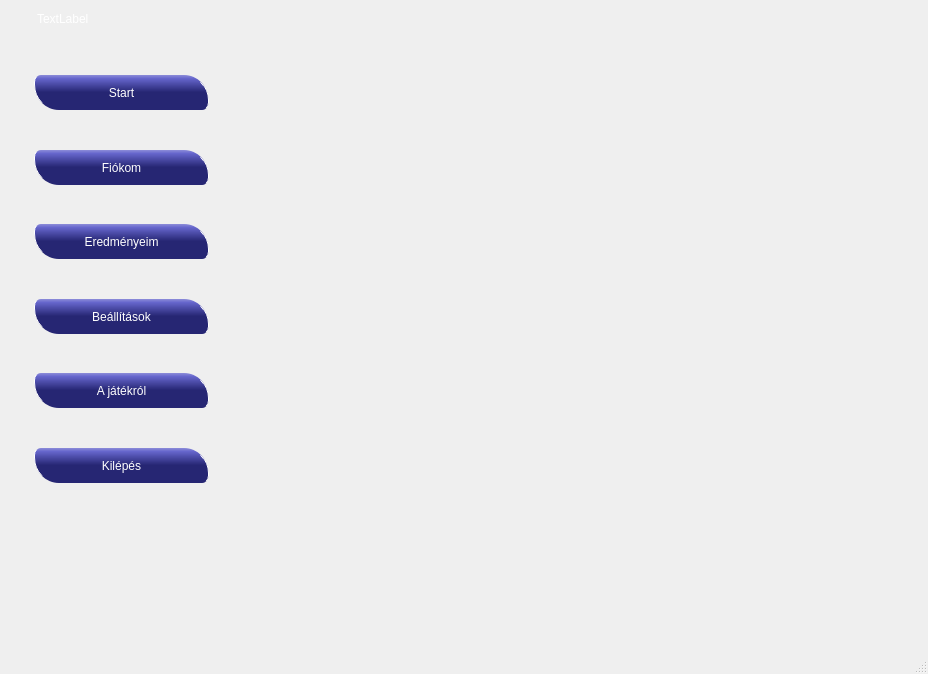
This is qtserver/jatekfelulet.ui in p-anna9603/fancy_nev as Qt 5 draws it before an edit. The edited form follows.
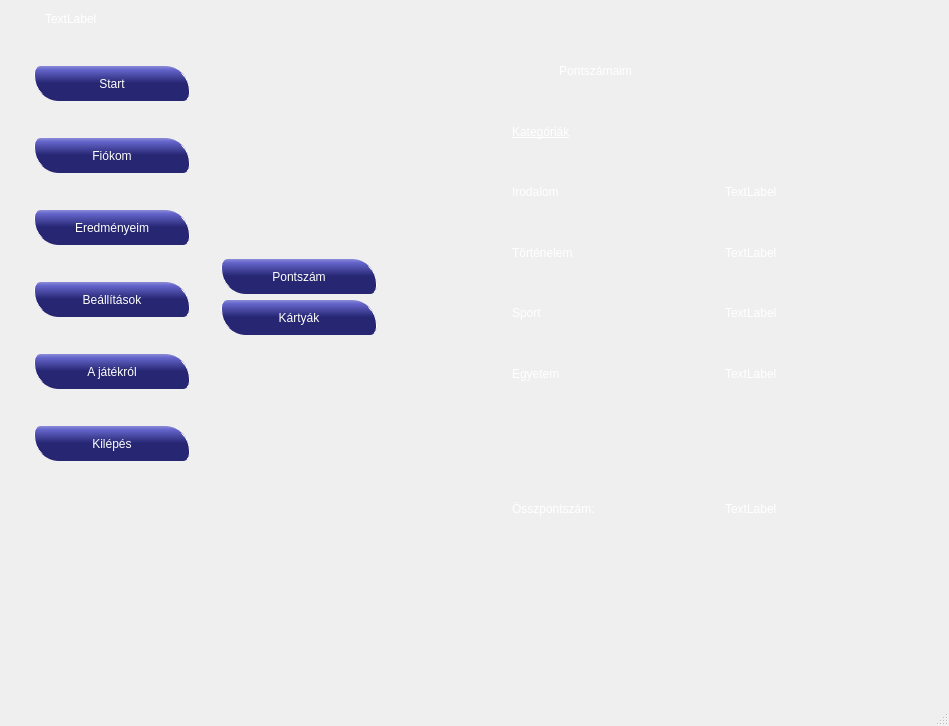
This is the edited form. Icons and pictures are not drawn.

Commit message: fiókom / eredmény-> pontszám menüpont, rezponzivitás stack widgettel

```diff
--- a/qtserver/jatekfelulet.ui
+++ b/qtserver/jatekfelulet.ui
@@ -6,8 +6,8 @@
    <rect>
     <x>0</x>
     <y>0</y>
-    <width>928</width>
-    <height>674</height>
+    <width>949</width>
+    <height>726</height>
    </rect>
   </property>
   <property name="minimumSize">
@@ -50,26 +50,10 @@
 }
 </string>
    </property>
-   <layout class="QGridLayout" name="gridLayout">
-    <item row="2" column="0">
-     <spacer name="verticalSpacer_2">
-      <property name="orientation">
-       <enum>Qt::Vertical</enum>
-      </property>
-      <property name="sizeType">
-       <enum>QSizePolicy::Fixed</enum>
-      </property>
-      <property name="sizeHint" stdset="0">
-       <size>
-        <width>20</width>
-        <height>160</height>
-       </size>
-      </property>
-     </spacer>
-    </item>
-    <item row="1" column="0">
-     <layout class="QVBoxLayout" name="verticalLayout_2">
-      <item>
+   <layout class="QGridLayout" name="gridLayout_4">
+    <item row="0" column="0">
+     <layout class="QGridLayout" name="gridLayout_3">
+      <item row="0" column="0" colspan="2">
        <layout class="QHBoxLayout" name="horizontalLayout">
         <item>
          <widget class="QLabel" name="playerUsername">
@@ -101,11 +85,11 @@
            <enum>Qt::Horizontal</enum>
           </property>
           <property name="sizeType">
-           <enum>QSizePolicy::Expanding</enum>
+           <enum>QSizePolicy::Fixed</enum>
           </property>
           <property name="sizeHint" stdset="0">
            <size>
-            <width>650</width>
+            <width>550</width>
             <height>20</height>
            </size>
           </property>
@@ -138,22 +122,10 @@
         </item>
        </layout>
       </item>
+      <item row="1" column="0">
+       <layout class="QHBoxLayout" name="horizontalLayout_2">
       <item>
-       <spacer name="verticalSpacer_7">
-        <property name="orientation">
-         <enum>Qt::Vertical</enum>
-        </property>
-        <property name="sizeType">
-         <enum>QSizePolicy::Fixed</enum>
-        </property>
-        <property name="sizeHint" stdset="0">
-         <size>
-          <width>20</width>
-          <height>40</height>
-         </size>
-        </property>
-       </spacer>
-      </item>
+         <layout class="QVBoxLayout" name="verticalLayout_2">
       <item>
        <widget class="QPushButton" name="pushButton_4">
         <property name="sizePolicy">
@@ -186,25 +158,7 @@
        </widget>
       </item>
       <item>
-       <layout class="QVBoxLayout" name="verticalLayout">
-        <item>
-         <spacer name="verticalSpacer">
-          <property name="orientation">
-           <enum>Qt::Vertical</enum>
-          </property>
-          <property name="sizeType">
-           <enum>QSizePolicy::Expanding</enum>
-          </property>
-          <property name="sizeHint" stdset="0">
-           <size>
-            <width>20</width>
-            <height>3</height>
-           </size>
-          </property>
-         </spacer>
-        </item>
-        <item>
-         <widget class="QPushButton" name="pushButton">
+           <widget class="QPushButton" name="fiokomButton">
           <property name="sizePolicy">
            <sizepolicy hsizetype="Maximum" vsizetype="Fixed">
             <horstretch>0</horstretch>
@@ -235,23 +189,7 @@
          </widget>
         </item>
         <item>
-         <spacer name="verticalSpacer_3">
-          <property name="orientation">
-           <enum>Qt::Vertical</enum>
-          </property>
-          <property name="sizeType">
-           <enum>QSizePolicy::Expanding</enum>
-          </property>
-          <property name="sizeHint" stdset="0">
-           <size>
-            <width>20</width>
-            <height>3</height>
-           </size>
-          </property>
-         </spacer>
-        </item>
-        <item>
-         <widget class="QPushButton" name="pushButton_2">
+           <widget class="QPushButton" name="EredmenyButton">
           <property name="sizePolicy">
            <sizepolicy hsizetype="Maximum" vsizetype="Fixed">
             <horstretch>0</horstretch>
@@ -281,22 +219,6 @@
           </property>
          </widget>
         </item>
-        <item>
-         <spacer name="verticalSpacer_4">
-          <property name="orientation">
-           <enum>Qt::Vertical</enum>
-          </property>
-          <property name="sizeType">
-           <enum>QSizePolicy::Expanding</enum>
-          </property>
-          <property name="sizeHint" stdset="0">
-           <size>
-            <width>20</width>
-            <height>3</height>
-           </size>
-          </property>
-         </spacer>
-        </item>
         <item>
          <widget class="QPushButton" name="pushButton_3">
           <property name="sizePolicy">
@@ -328,22 +250,6 @@
           </property>
          </widget>
         </item>
-        <item>
-         <spacer name="verticalSpacer_5">
-          <property name="orientation">
-           <enum>Qt::Vertical</enum>
-          </property>
-          <property name="sizeType">
-           <enum>QSizePolicy::Expanding</enum>
-          </property>
-          <property name="sizeHint" stdset="0">
-           <size>
-            <width>20</width>
-            <height>3</height>
-           </size>
-          </property>
-         </spacer>
-        </item>
         <item>
          <widget class="QPushButton" name="pushButton_5">
           <property name="sizePolicy">
@@ -376,23 +282,7 @@
          </widget>
         </item>
         <item>
-         <spacer name="verticalSpacer_6">
-          <property name="orientation">
-           <enum>Qt::Vertical</enum>
-          </property>
-          <property name="sizeType">
-           <enum>QSizePolicy::Expanding</enum>
-          </property>
-          <property name="sizeHint" stdset="0">
-           <size>
-            <width>20</width>
-            <height>3</height>
-           </size>
-          </property>
-         </spacer>
-        </item>
-        <item>
-         <widget class="QPushButton" name="pushButton_6">
+           <widget class="QPushButton" name="visszaButton">
           <property name="sizePolicy">
            <sizepolicy hsizetype="Maximum" vsizetype="Fixed">
             <horstretch>0</horstretch>
@@ -422,7 +312,384 @@
           </property>
          </widget>
         </item>
-       </layout>
+          <item>
+           <spacer name="verticalSpacer_5">
+            <property name="orientation">
+             <enum>Qt::Vertical</enum>
+            </property>
+            <property name="sizeType">
+             <enum>QSizePolicy::Fixed</enum>
+            </property>
+            <property name="sizeHint" stdset="0">
+             <size>
+              <width>20</width>
+              <height>200</height>
+             </size>
+            </property>
+           </spacer>
+          </item>
+         </layout>
+        </item>
+        <item>
+         <layout class="QVBoxLayout" name="verticalLayout">
+          <item>
+           <spacer name="verticalSpacer">
+            <property name="orientation">
+             <enum>Qt::Vertical</enum>
+            </property>
+            <property name="sizeHint" stdset="0">
+             <size>
+              <width>20</width>
+              <height>40</height>
+             </size>
+            </property>
+           </spacer>
+          </item>
+          <item>
+           <widget class="QPushButton" name="pontPush">
+            <property name="sizePolicy">
+             <sizepolicy hsizetype="Maximum" vsizetype="Fixed">
+              <horstretch>0</horstretch>
+              <verstretch>0</verstretch>
+             </sizepolicy>
+            </property>
+            <property name="minimumSize">
+             <size>
+              <width>181</width>
+              <height>35</height>
+             </size>
+            </property>
+            <property name="maximumSize">
+             <size>
+              <width>200</width>
+              <height>35</height>
+             </size>
+            </property>
+            <property name="sizeIncrement">
+             <size>
+              <width>0</width>
+              <height>0</height>
+             </size>
+            </property>
+            <property name="styleSheet">
+             <string notr="true"/>
+            </property>
+            <property name="text">
+             <string>Pontszám</string>
+            </property>
+           </widget>
+          </item>
+          <item>
+           <widget class="QPushButton" name="KartyaPush">
+            <property name="sizePolicy">
+             <sizepolicy hsizetype="Maximum" vsizetype="Fixed">
+              <horstretch>0</horstretch>
+              <verstretch>0</verstretch>
+             </sizepolicy>
+            </property>
+            <property name="minimumSize">
+             <size>
+              <width>181</width>
+              <height>35</height>
+             </size>
+            </property>
+            <property name="maximumSize">
+             <size>
+              <width>200</width>
+              <height>35</height>
+             </size>
+            </property>
+            <property name="sizeIncrement">
+             <size>
+              <width>0</width>
+              <height>0</height>
+             </size>
+            </property>
+            <property name="text">
+             <string>Kártyák</string>
+            </property>
+           </widget>
+          </item>
+          <item>
+           <spacer name="verticalSpacer_2">
+            <property name="orientation">
+             <enum>Qt::Vertical</enum>
+            </property>
+            <property name="sizeType">
+             <enum>QSizePolicy::Fixed</enum>
+            </property>
+            <property name="sizeHint" stdset="0">
+             <size>
+              <width>20</width>
+              <height>360</height>
+             </size>
+            </property>
+           </spacer>
+          </item>
+         </layout>
+        </item>
+       </layout>
+      </item>
+      <item row="1" column="1">
+       <widget class="QStackedWidget" name="stackedWidget">
+        <property name="currentIndex">
+         <number>0</number>
+        </property>
+        <widget class="QWidget" name="page">
+         <property name="styleSheet">
+          <string notr="true">QLabel{	
+	font: 14pt &quot;MS Shell Dlg 2&quot;;
+	color: rgb(255, 255, 255)
+}</string>
+         </property>
+         <layout class="QGridLayout" name="gridLayout">
+          <item row="8" column="1">
+           <widget class="QLabel" name="label_14">
+            <property name="styleSheet">
+             <string notr="true">font: bold 14pt &quot;MS Shell Dlg 2&quot;;</string>
+            </property>
+            <property name="text">
+             <string>Összpontszám:</string>
+            </property>
+           </widget>
+          </item>
+          <item row="4" column="1">
+           <widget class="QLabel" name="label_18">
+            <property name="text">
+             <string>Történelem</string>
+            </property>
+           </widget>
+          </item>
+          <item row="2" column="0">
+           <spacer name="horizontalSpacer_3">
+            <property name="orientation">
+             <enum>Qt::Horizontal</enum>
+            </property>
+            <property name="sizeType">
+             <enum>QSizePolicy::Fixed</enum>
+            </property>
+            <property name="sizeHint" stdset="0">
+             <size>
+              <width>120</width>
+              <height>20</height>
+             </size>
+            </property>
+           </spacer>
+          </item>
+          <item row="2" column="1">
+           <widget class="QLabel" name="label_8">
+            <property name="styleSheet">
+             <string notr="true">font: 14pt &quot;MS Shell Dlg 2&quot;;
+text-decoration: underline;</string>
+            </property>
+            <property name="text">
+             <string>Kategóriák</string>
+            </property>
+           </widget>
+          </item>
+          <item row="8" column="2">
+           <widget class="QLabel" name="osszpontszam">
+            <property name="text">
+             <string>TextLabel</string>
+            </property>
+           </widget>
+          </item>
+          <item row="3" column="2">
+           <widget class="QLabel" name="Idodalom">
+            <property name="text">
+             <string>TextLabel</string>
+            </property>
+           </widget>
+          </item>
+          <item row="4" column="2">
+           <widget class="QLabel" name="tortenelem">
+            <property name="text">
+             <string>TextLabel</string>
+            </property>
+           </widget>
+          </item>
+          <item row="3" column="1">
+           <widget class="QLabel" name="label_13">
+            <property name="text">
+             <string>Irodalom</string>
+            </property>
+           </widget>
+          </item>
+          <item row="6" column="2">
+           <widget class="QLabel" name="egyetem">
+            <property name="text">
+             <string>TextLabel</string>
+            </property>
+           </widget>
+          </item>
+          <item row="7" column="1">
+           <spacer name="verticalSpacer_4">
+            <property name="orientation">
+             <enum>Qt::Vertical</enum>
+            </property>
+            <property name="sizeType">
+             <enum>QSizePolicy::Fixed</enum>
+            </property>
+            <property name="sizeHint" stdset="0">
+             <size>
+              <width>20</width>
+              <height>75</height>
+             </size>
+            </property>
+           </spacer>
+          </item>
+          <item row="5" column="1">
+           <widget class="QLabel" name="label_16">
+            <property name="text">
+             <string>Sport</string>
+            </property>
+           </widget>
+          </item>
+          <item row="5" column="2">
+           <widget class="QLabel" name="sport">
+            <property name="text">
+             <string>TextLabel</string>
+            </property>
+           </widget>
+          </item>
+          <item row="9" column="1">
+           <spacer name="verticalSpacer_3">
+            <property name="orientation">
+             <enum>Qt::Vertical</enum>
+            </property>
+            <property name="sizeType">
+             <enum>QSizePolicy::Fixed</enum>
+            </property>
+            <property name="sizeHint" stdset="0">
+             <size>
+              <width>20</width>
+              <height>150</height>
+             </size>
+            </property>
+           </spacer>
+          </item>
+          <item row="6" column="1">
+           <widget class="QLabel" name="label_17">
+            <property name="text">
+             <string>Egyetem</string>
+            </property>
+           </widget>
+          </item>
+          <item row="1" column="1">
+           <widget class="QLabel" name="label_7">
+            <property name="styleSheet">
+             <string notr="true">font: bold 18pt &quot;MS Shell Dlg 2&quot;;
+padding-right: 40px;</string>
+            </property>
+            <property name="text">
+             <string>Pontszámaim</string>
+            </property>
+            <property name="alignment">
+             <set>Qt::AlignCenter</set>
+            </property>
+           </widget>
+          </item>
+         </layout>
+        </widget>
+        <widget class="QWidget" name="page_2">
+         <property name="styleSheet">
+          <string notr="true">QLabel{
+	font: 14pt &quot;MS Shell Dlg 2&quot;;
+	color:rgb(255, 255, 255);
+}</string>
+         </property>
+         <layout class="QGridLayout" name="gridLayout_2">
+          <item row="1" column="0">
+           <spacer name="horizontalSpacer_2">
+            <property name="orientation">
+             <enum>Qt::Horizontal</enum>
+            </property>
+            <property name="sizeType">
+             <enum>QSizePolicy::Fixed</enum>
+            </property>
+            <property name="sizeHint" stdset="0">
+             <size>
+              <width>120</width>
+              <height>20</height>
+             </size>
+            </property>
+           </spacer>
+          </item>
+          <item row="1" column="2">
+           <widget class="QLabel" name="username">
+            <property name="text">
+             <string>TextLabel</string>
+            </property>
+           </widget>
+          </item>
+          <item row="0" column="1" colspan="2">
+           <widget class="QLabel" name="label">
+            <property name="styleSheet">
+             <string notr="true">font: bold 18pt &quot;MS Shell Dlg 2&quot;;
+padding-right: 150px;</string>
+            </property>
+            <property name="text">
+             <string>Adataim</string>
+            </property>
+            <property name="alignment">
+             <set>Qt::AlignCenter</set>
+            </property>
+           </widget>
+          </item>
+          <item row="3" column="1">
+           <widget class="QLabel" name="label_5">
+            <property name="text">
+             <string>Email cím</string>
+            </property>
+           </widget>
+          </item>
+          <item row="1" column="1">
+           <widget class="QLabel" name="label_3">
+            <property name="text">
+             <string>Teljes név</string>
+            </property>
+           </widget>
+          </item>
+          <item row="2" column="2">
+           <widget class="QLabel" name="fullName">
+            <property name="text">
+             <string>TextLabel</string>
+            </property>
+           </widget>
+          </item>
+          <item row="3" column="2">
+           <widget class="QLabel" name="email">
+            <property name="text">
+             <string>TextLabel</string>
+            </property>
+           </widget>
+          </item>
+          <item row="2" column="1">
+           <widget class="QLabel" name="label_4">
+            <property name="text">
+             <string>Felhasználó név</string>
+            </property>
+           </widget>
+          </item>
+          <item row="4" column="1">
+           <spacer name="verticalSpacer_6">
+            <property name="orientation">
+             <enum>Qt::Vertical</enum>
+            </property>
+            <property name="sizeType">
+             <enum>QSizePolicy::Fixed</enum>
+            </property>
+            <property name="sizeHint" stdset="0">
+             <size>
+              <width>20</width>
+              <height>300</height>
+             </size>
+            </property>
+           </spacer>
+          </item>
+         </layout>
+        </widget>
+       </widget>
       </item>
      </layout>
     </item>
```
Left out of the diff: 1 changed line with no effect on the pictures. Lines whose indentation alone changed are shown as unchanged. The commit also changes 6 other files.
